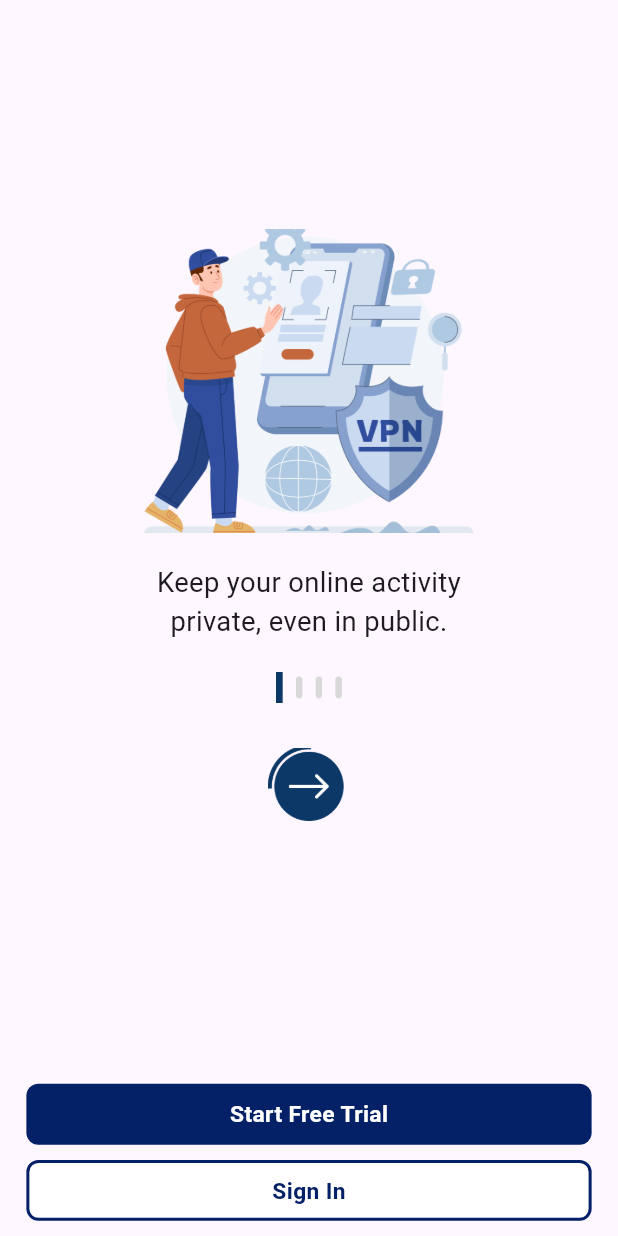
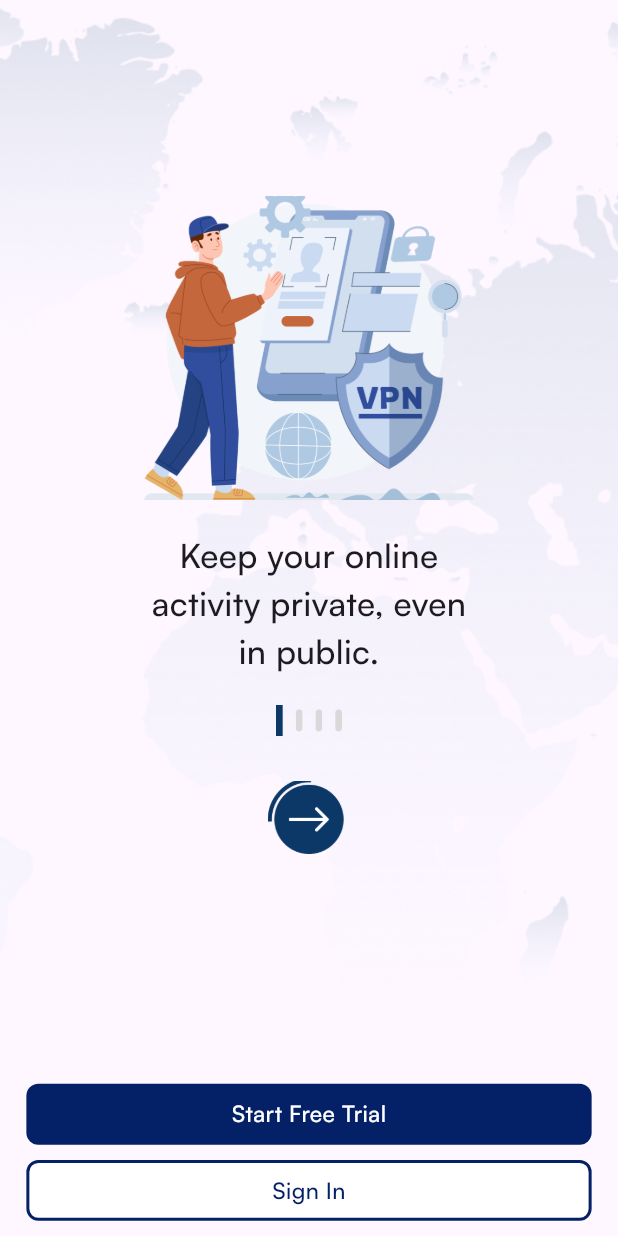
Before and after one commit to MuqadisaEjaz/VPN, a Flutter app: the screen it shows after launch, on a phone screen of 412 x 824 dp. Run offline on Flutter 3.47's test engine with Material 3 defaults, Android fonts, the light colour scheme and no system bars; our stand-ins replace flutter_screenutil.

Commit message:
changes done

```diff
--- a/lib/view/Onboarding/onboarding.dart
+++ b/lib/view/Onboarding/onboarding.dart
@@ -21,16 +21,23 @@
 
 class OnboardingScreenState extends State<OnboardingScreen> {
   @override
-  void initState() {
-    super.initState();
-    // Add any initialization logic here
-  }
-
-  @override
   Widget build(BuildContext context) {
     return SafeArea(
       child: Scaffold(
-        body: Column(
+        body: Stack(
+          children: [
+            // Background image positioned behind the main content
+            Positioned(
+              top: 0,
+              left: 0,
+              right: 0,
+              bottom: 0,
+              child: Image.asset(
+                'assets/StarX Vpn Light Mode/Map Illustration/Group.png',
+                fit: BoxFit.cover,
+              ),
+            ),
+            Column(
               mainAxisAlignment: MainAxisAlignment.center,
               children: [
                 Expanded(
@@ -51,7 +58,8 @@
                             'Keep your online activity private, even in public.',
                             textAlign: TextAlign.center,
                             style: CustomTextStyle.onboardingText.copyWith(
-                          fontSize: 18.sp, // Responsive font size
+                              fontFamily: 'Satoshi',
+                              fontSize: 22.sp, // Responsive font size
                             ),
                           ),
                         ),
@@ -75,8 +83,7 @@
                   ),
                 ),
                 Container(
-              padding:
-                  EdgeInsets.symmetric(horizontal: 16.w), // Padding for buttons
+                  padding: EdgeInsets.symmetric(horizontal: 16.w),
                   width: double.infinity,
                   child: Column(
                     crossAxisAlignment: CrossAxisAlignment.stretch,
@@ -84,21 +91,19 @@
                       MyButton(
                         text: 'Start Free Trial',
                         onTap: () {
-                      // Handle button press
                           print('Button 1 pressed');
                         },
                         isPrimary: true,
-                    width: double.infinity, // Full width button
+                        width: double.infinity,
                       ),
                       SizedBox(height: 10.h),
                       MyButton(
                         text: 'Sign In',
                         onTap: () {
-                      // Handle button press
                           print('pressed');
                         },
                         isPrimary: false,
-                    width: double.infinity, // Full width button
+                        width: double.infinity,
                       ),
                       SizedBox(height: 10.h),
                     ],
@@ -106,6 +111,8 @@
                 ),
               ],
             ),
+          ],
+        ),
       ),
     );
   }
```
Also changed, not shown: pubspec.yaml (+7 -7 lines). Lines whose indentation alone changed are shown as unchanged.
